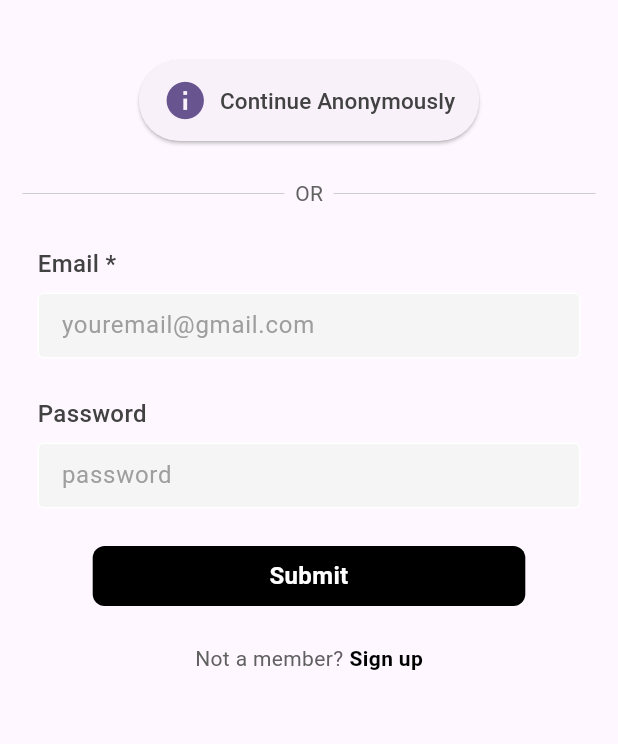
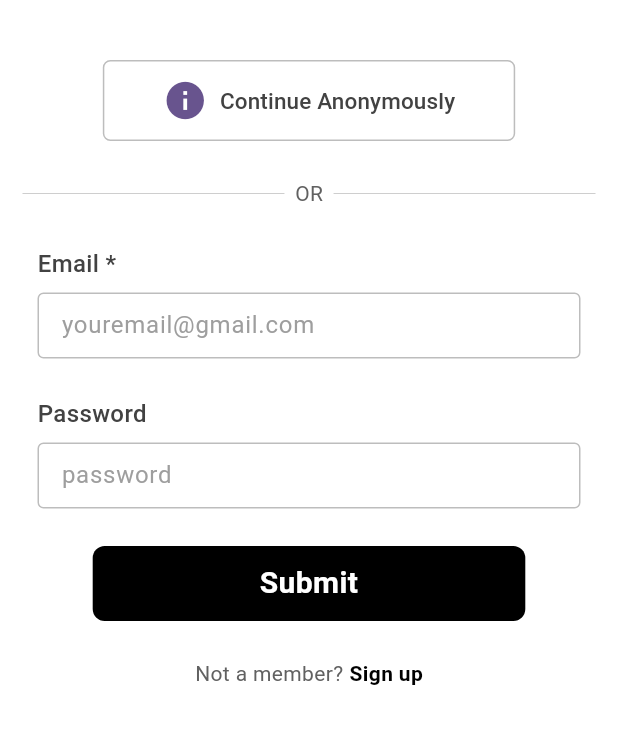
Before and after one commit to odilon-cloud/silent-signal-mobile, a Flutter app: the screen it shows after launch, on a phone screen of 412 x 824 dp, the part 165-909 px from its top. Run offline on Flutter 3.47's test engine with Material 3 defaults, Android fonts, the phone set to English and light mode, and no system bars.

Commit message:
Fixed button styling

```diff
--- a/lib/common/components/datefield.dart
+++ b/lib/common/components/datefield.dart
@@ -128,13 +128,13 @@ class _DateInputFieldState extends State<DateInputField> {
             readOnly: true,
             onTap: _selectDate,
             decoration: InputDecoration(
-              enabledBorder: const OutlineInputBorder(
-                borderSide: BorderSide(color: Colors.white),
+              enabledBorder: OutlineInputBorder(
+                borderSide: BorderSide(color: Colors.grey.shade400),
               ),
               focusedBorder: OutlineInputBorder(
                 borderSide: BorderSide(color: Colors.grey.shade400),
               ),
-              fillColor: Colors.grey.shade100,
+              fillColor: Colors.white,
               filled: true,
               hintText: widget.hintText,
               hintStyle: TextStyle(color: Colors.grey[500]),
--- a/lib/common/components/textfield.dart
+++ b/lib/common/components/textfield.dart
@@ -44,13 +44,13 @@ class InputTextField extends StatelessWidget {
             minLines: minLines,
             maxLines: maxLines,
             decoration: InputDecoration(
-              enabledBorder: const OutlineInputBorder(
-                borderSide: BorderSide(color: Colors.white),
+              enabledBorder:  OutlineInputBorder(
+                borderSide: BorderSide(color: Colors.grey.shade400),
               ),
               focusedBorder: OutlineInputBorder(
                 borderSide: BorderSide(color: Colors.grey.shade400),
               ),
-              fillColor: Colors.grey.shade100,
+              fillColor: Colors.white,
               filled: true,
               hintText: hintText,
               hintStyle: TextStyle(color: Colors.grey[500]),
--- a/lib/features/auth/LoginForm.dart
+++ b/lib/features/auth/LoginForm.dart
@@ -13,6 +13,7 @@ class Loginform extends StatelessWidget {
   @override
   Widget build(BuildContext context) {
     return Scaffold(
+      backgroundColor: Colors.white,
       body: SafeArea(
         child: SingleChildScrollView(
           child: Center(
@@ -46,10 +47,14 @@ class Loginform extends StatelessWidget {
                 ),
               ),
               style: ElevatedButton.styleFrom(
-                padding: const EdgeInsets.symmetric(horizontal: 16, vertical: 12),
-                //backgroundColor: Colors.grey[200],
+                padding: const EdgeInsets.symmetric(horizontal: 40, vertical: 12),
+                shape: RoundedRectangleBorder(
+                  borderRadius: BorderRadius.circular(5),
+                  side: BorderSide(color: Colors.grey.shade400),
+               ),
+                backgroundColor: Colors.white,
                 //foregroundColor: Colors.grey[800],
-                elevation: 1,
+                elevation: 0,
               ),
             ),
               const SizedBox(height: 25),
@@ -117,7 +122,7 @@ class Loginform extends StatelessWidget {
                   );
                 },
                 buttonText: 'Submit',
-                height: 40,
+                height: 50,
                 width:  MediaQuery.of(context).size.width * 0.7
               ),
 
--- a/lib/features/auth/SignupForm.dart
+++ b/lib/features/auth/SignupForm.dart
@@ -16,6 +16,7 @@ class Signupform extends StatelessWidget {
   @override
   Widget build(BuildContext context) {
     return Scaffold(
+      backgroundColor: Colors.white,
       body: SafeArea(
         child: Center(
           child: Column(
```
Also changed, not shown: 3 other files.
